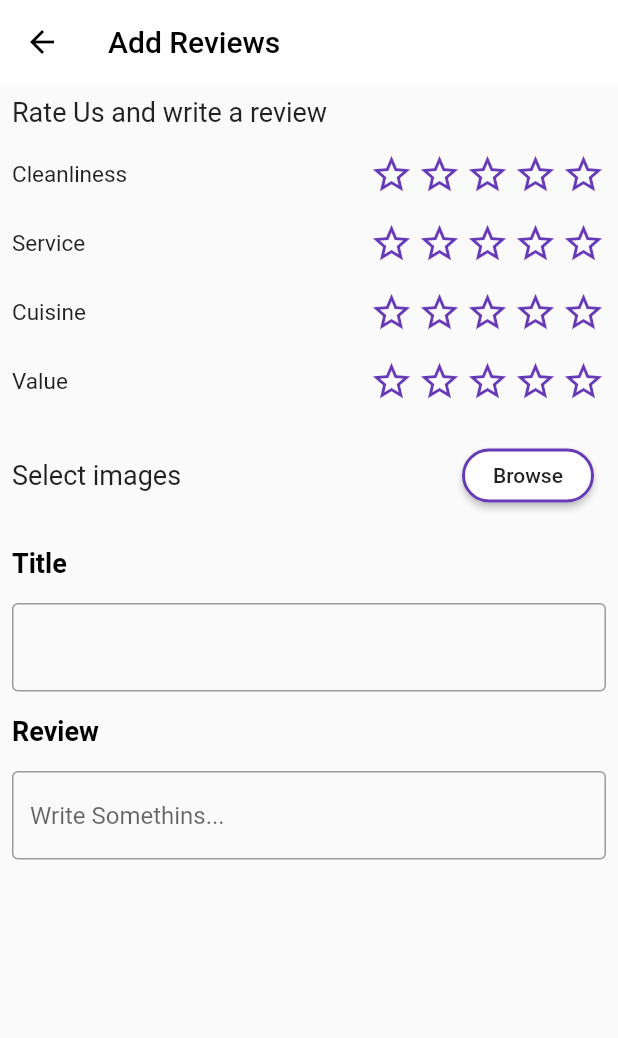
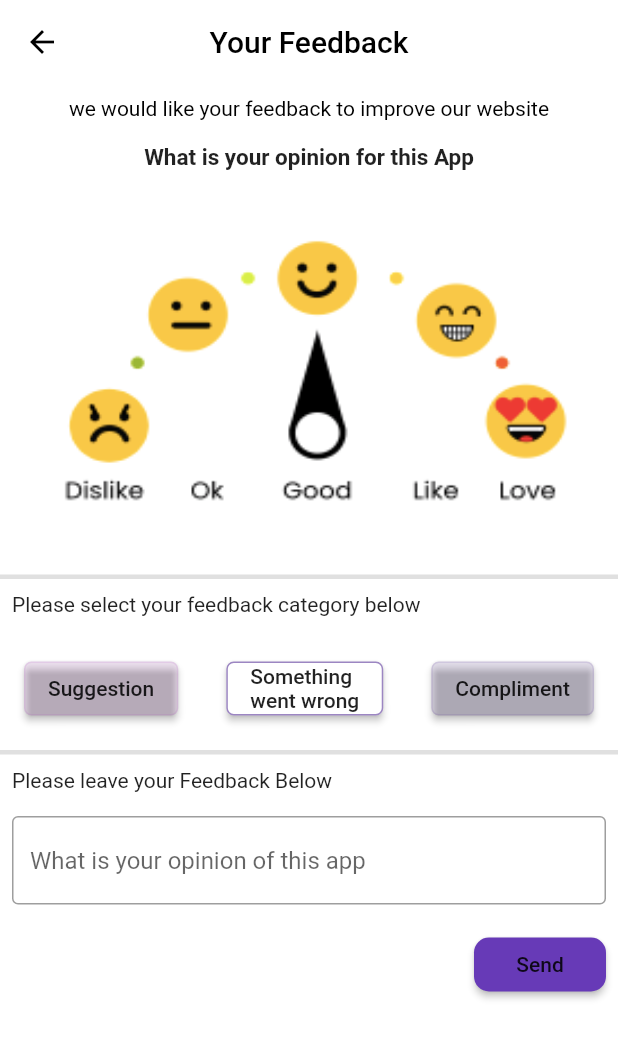
Before and after one commit to Abhip1423p/pages, a Flutter app: the screen it shows after launch, on a phone screen of 412 x 824 dp. Shown: the top 1038 px of the screen. Run offline on Flutter 3.47's test engine with Material 2 defaults, Android fonts, the phone set to English and light mode, and no system bars; drawn by our look-alikes of smooth_star_rating.

Commit message:
feedback and notification

```diff
--- /dev/null
+++ b/lib/feedBack.dart
@@ -0,0 +1,272 @@
+import 'package:flutter/material.dart';
+
+class FeddB extends StatefulWidget {
+  @override
+  _FeddBState createState() => _FeddBState();
+}
+
+class _FeddBState extends State<FeddB> {
+  @override
+  Widget build(BuildContext context) {
+    return Scaffold(
+      backgroundColor: Colors.white,
+      appBar: AppBar(
+        elevation: 0,
+        backgroundColor:Colors.white,
+
+
+        leading: IconButton(icon: Icon(Icons.arrow_back,
+          color: Colors.black,
+        ),
+
+          onPressed: (){
+
+          },
+        ),
+        title: Text(
+            'Your Feedback',style: TextStyle(
+          color: Colors.black
+        ),
+        ),
+        centerTitle: true,
+      ),
+      body: SingleChildScrollView(
+
+        child: Container(
+          child: Column(
+
+            children: [
+
+              Padding(
+                padding: const EdgeInsets.all(8.0),
+                child: Center(
+                  child: Text("we would like your feedback to improve our website",
+                  style: TextStyle(
+color: Colors.black
+                  ),),
+                ),
+              ),
+
+
+              Padding(
+                padding: const EdgeInsets.all(8.0),
+                child: Center(
+                  child: Text("What is your opinion for this App",style: TextStyle(
+                    fontSize: 15,
+                    fontWeight: FontWeight.bold,
+                  ),),
+                ),
+              ),
+
+              Container(
+                height: 260,
+                width: MediaQuery.of(context).size.width,
+                decoration: BoxDecoration(
+                  image: DecorationImage(
+                    image: AssetImage(
+                      "assets/images/r.png",
+
+                    ),
+                    fit: BoxFit.fill
+                  )
+                ),
+              ),
+
+Divider(
+  height: 5,
+  thickness: 3
+),
+
+Padding(
+  padding: const EdgeInsets.all(8.0),
+  child:   Row(
+    children: [
+      Text("Please select your feedback category below")
+    ],
+  ),
+),
+
+
+
+              Padding(
+                padding: const EdgeInsets.all(8.0),
+                child: Row(
+                  mainAxisAlignment: MainAxisAlignment.spaceBetween,
+                  children: [
+                    Container(
+
+
+
+
+                      child:
+                      Padding(
+                        padding: const EdgeInsets.all(8.0),
+                        child: Align(
+
+                          alignment: Alignment.topRight,
+                          child: RaisedButton(
+                              color: Colors.purple.withOpacity(0.1),
+                              shape: RoundedRectangleBorder(
+                                side: BorderSide(color: Colors.purple.withOpacity(0.1),),
+                                borderRadius: BorderRadius.circular(5),
+
+                              ),
+                              child: Text("Suggestion",style: TextStyle(
+                                fontSize: 14
+                              ),),
+                              // shape: CircleBorder(),
+
+                              onPressed: (){}
+
+                          ),
+                        ),
+                      ),
+
+                    ),
+                    Container(
+                      child:
+                      Padding(
+                        padding: const EdgeInsets.all(8.0),
+                        child: Align(
+
+                          alignment: Alignment.topRight,
+                          child: RaisedButton(
+                              color: Colors.white,
+                              shape: RoundedRectangleBorder(
+
+                                side: BorderSide(color:  Color.fromRGBO(56, 12, 132, 0.5),),
+                                borderRadius: BorderRadius.circular(5),
+
+                              ),
+                              child: Text("Something\nwent wrong"),
+                              // shape: CircleBorder(),
+
+                              onPressed: (){}
+
+                          ),
+                        ),
+                      ),
+
+                    ),
+                    Container(
+                      child:
+                      Padding(
+                        padding: const EdgeInsets.all(8.0),
+                        child: Align(
+
+                          alignment: Alignment.topRight,
+                          child: RaisedButton(
+                             color: Color.fromRGBO(56, 12, 132, 0.1),
+                              shape: RoundedRectangleBorder(
+                                side: BorderSide(color:  Color.fromRGBO(56, 12, 132, 0.1),),
+                                borderRadius: BorderRadius.circular(5),
+
+                              ),
+                              child: Text("Compliment"),
+                              // shape: CircleBorder(),
+
+                              onPressed: (){}
+
+                          ),
+                        ),
+                      ),
+
+                    ),
+                  ],
+                ),
+              ),
+
+
+              Divider(
+                  height: 5,
+                  thickness: 3
+              ),
+
+              Padding(
+                padding: const EdgeInsets.all(8.0),
+                child:   Row(
+                  children: [
+                    Text("Please leave your Feedback Below")
+                  ],
+                ),
+              ),
+
+
+              Container(
+                child: Padding(
+                  padding: const EdgeInsets.all(8.0),
+                  child: TextFormField(
+                    decoration: InputDecoration(
+                      fillColor: Colors.grey,
+
+                      hintText: "What is your opinion of this app",
+
+                      border: OutlineInputBorder
+
+                        (
+
+
+                        // borderRadius: BorderRadius.all(Radius.circular(22)),
+
+                        borderSide:
+                        BorderSide(
+                            color: Colors.white,
+                            width: 20.0),
+                      ),
+                    ),
+
+
+                  ),
+                ),
+              ),
+              Container(
+
+
+                child:
+                Padding(
+                  padding: const EdgeInsets.all(8.0),
+                  child: Align(
+                    alignment: Alignment.topRight,
+                    child: RaisedButton(
+                        color: Colors.deepPurple,
+                        shape: RoundedRectangleBorder(
+                          // side: BorderSide(color: Colors.deepPurple, width: 2),
+                          borderRadius: BorderRadius.circular(10),
+
+                        ),
+                        child: Text("Send"),
+                        // shape: CircleBorder(),
+
+
+
+
+                        onPressed: (){}
+
+
+
+
+                    ),
+                  ),
+                ),
+
+              ),
+
+
+            ],
+
+
+
+          ),
+        ),
+
+
+
+      ),
+
+
+
+
+
+    );
+  }
+}
--- a/lib/main.dart
+++ b/lib/main.dart
@@ -1,6 +1,10 @@
+
+
 import 'package:flutter/material.dart';
+import 'package:pages/location.dart';
 
 import 'addR.dart';
+import 'feedBack.dart';
 import 'notification.dart';
 
 void main() {
@@ -25,7 +29,9 @@ class MyApp extends StatelessWidget {
         // is not restarted.
         primarySwatch: Colors.blue,
       ),
-      home: AddR(),
+      home:   FeddB(),
+      //Location()
+      //AddR(),
         //InboxB(),
     );
   }
--- a/pubspec.yaml
+++ b/pubspec.yaml
@@ -48,7 +48,7 @@ flutter:
 
   # To add assets to your application, add an assets section, like this:
   assets:
-    - assets/
+    - assets/images/
 
   # An image asset can refer to one or more resolution-specific "variants", see
   # https://flutter.dev/assets-and-images/#resolution-aware.
```
Also changed, not shown: lib/addR.dart (+0 -7 lines), lib/location.dart (added, +179 -0 lines), assets/images/r.png (added), assets/images/s.png (renamed from assets/s.png), assets/images/s2.png (added).
